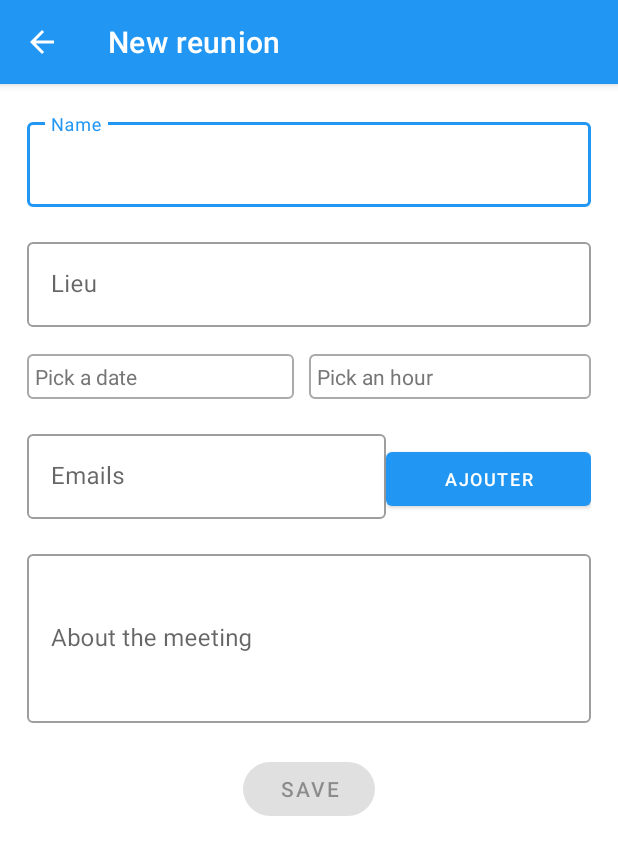
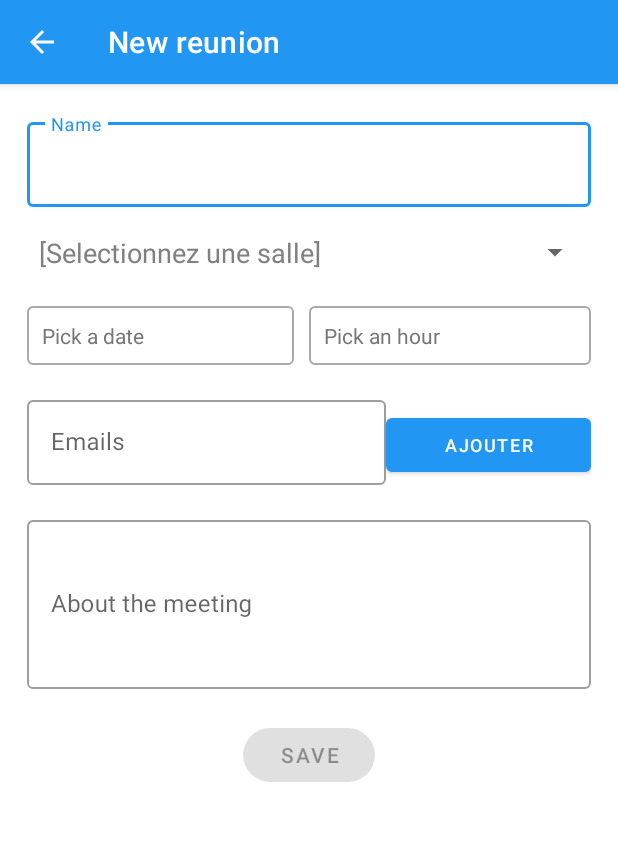
Before and after one commit to PaulineDev-code/Mareu, an Android app: the AddReuActivity screen opened directly, with no data from a screen before it, on a phone screen of 412 x 824 dp. Shown: the top 855 px of the screen. Run offline under Robolectric (Android 15) with nearby library versions, the phone set to English and light mode, and no system bars; our stand-ins replace ButterKnife; pictures from the network do not load.

Commit message:
Commit spinner rooms

```diff
--- a/app/src/main/java/com/openclassrooms/mareu/ui/AddReuActivity.java
+++ b/app/src/main/java/com/openclassrooms/mareu/ui/AddReuActivity.java
@@ -10,10 +10,13 @@ import android.text.TextWatcher;
 import android.util.Patterns;
 import android.view.MenuItem;
 import android.view.View;
+import android.widget.AdapterView;
+import android.widget.ArrayAdapter;
 import android.widget.Button;
 import android.widget.DatePicker;
 import android.widget.EditText;
 import android.widget.ImageView;
+import android.widget.Spinner;
 import android.widget.TextView;
 import android.widget.Toast;
 
@@ -30,13 +33,16 @@ import com.google.android.material.chip.ChipDrawable;
 import com.google.android.material.chip.ChipGroup;
 import com.google.android.material.textfield.TextInputEditText;
 import com.google.android.material.textfield.TextInputLayout;
+import com.google.android.material.textview.MaterialTextView;
 import com.openclassrooms.mareu.di.DI;
 import com.openclassrooms.mareu.model.Reunion;
 import com.openclassrooms.mareu.service.ReunionApiService;
 
 import java.text.SimpleDateFormat;
+import java.util.ArrayList;
 import java.util.Calendar;
 import java.util.Date;
+import java.util.List;
 import java.util.Locale;
 import java.util.Objects;
 
@@ -50,8 +56,6 @@ public class AddReuActivity extends AppCompatActivity {
     ImageView avatar;
     @BindView(R.id.nameLyt)
     TextInputLayout nameInput;
-    @BindView(R.id.lieuLyt)
-    TextInputLayout lieuInput;
     @BindView(R.id.aboutItLyt)
     TextInputLayout aboutItInput;
     @BindView(R.id.emailLyt)
@@ -65,6 +69,9 @@ public class AddReuActivity extends AppCompatActivity {
     private Calendar myCalendar;
     private TextView dateview;
     private Button addEmailButton;
+    private Spinner spinner;
+    private String[] roomsList= {"Mario", "Luigi", "Warrio", "Waluigi", "Boo", "DonkeyKong"};
+
 
     @Override
     protected void onCreate(Bundle savedInstanceState) {
@@ -77,6 +84,7 @@ public class AddReuActivity extends AppCompatActivity {
         init();
         getDate();
         setAddEmailButton();
+        initSpinner();
     }
 
     @Override
@@ -105,6 +113,28 @@ public class AddReuActivity extends AppCompatActivity {
             }
         });
 
+    }
+
+    private void initSpinner(){
+        spinner = (Spinner) findViewById(R.id.spinner);
+        spinner.setOnItemSelectedListener(new AdapterView.OnItemSelectedListener() {
+            @Override
+            public void onItemSelected(AdapterView<?> adapterView, View view, int i, long l) {
+
+            }
+
+            @Override
+            public void onNothingSelected(AdapterView<?> adapterView) {
+
+            }
+        });
+
+        ArrayAdapter arrayAdapter = new ArrayAdapter(this, android.R.layout.simple_spinner_item, roomsList);
+        arrayAdapter.setDropDownViewResource(android.R.layout.simple_spinner_dropdown_item);
+        spinner.setAdapter(new NothingSelectedSpinnerAdapter(
+                arrayAdapter, R.layout.contact_spinner_row_nothing_selected, this
+        ));
+        spinner.setPrompt("Sélectionnez une salle");
     }
 
     private void getDate(){
@@ -148,8 +178,8 @@ public class AddReuActivity extends AppCompatActivity {
                 final TextInputEditText email = findViewById(R.id.email);
                 final ChipGroup chipGroup = findViewById(R.id.chip_group);
 
-                final Chip chip = new Chip(getApplicationContext());
-                ChipDrawable drawable = ChipDrawable.createFromAttributes(getApplicationContext(), null, 0, R.style.Widget_MaterialComponents_Chip_Entry);
+                final Chip chip = new Chip(AddReuActivity.this);
+                ChipDrawable drawable = ChipDrawable.createFromAttributes(AddReuActivity.this, null, 0, R.style.Widget_MaterialComponents_Chip_Entry);
                 chip.setChipDrawable(drawable);
                 chip.setCheckable(false);
                 chip.setClickable(false);
@@ -183,7 +213,7 @@ public class AddReuActivity extends AppCompatActivity {
                 nameInput.getEditText().getText().toString(),
                 mNeighbourImage,
                 new Date(),
-                lieuInput.getEditText().getText().toString(),
+                spinner.getSelectedItem().toString(),
                 emailInput.getEditText().getText().toString(),
                 aboutItInput.getEditText().getText().toString()
         );
--- /dev/null
+++ b/app/src/main/java/com/openclassrooms/mareu/ui/NothingSelectedSpinnerAdapter.java
@@ -0,0 +1,161 @@
+package com.openclassrooms.mareu.ui;
+import android.content.Context;
+import android.database.DataSetObserver;
+import android.view.LayoutInflater;
+import android.view.View;
+import android.view.ViewGroup;
+import android.widget.ListAdapter;
+import android.widget.SpinnerAdapter;
+
+    /**
+     * Decorator Adapter to allow a Spinner to show a 'Nothing Selected...' initially
+     * displayed instead of the first choice in the Adapter.
+     */
+    public class NothingSelectedSpinnerAdapter implements SpinnerAdapter, ListAdapter {
+
+        protected static final int EXTRA = 1;
+        protected SpinnerAdapter adapter;
+        protected Context context;
+        protected int nothingSelectedLayout;
+        protected int nothingSelectedDropdownLayout;
+        protected LayoutInflater layoutInflater;
+
+        /**
+         * Use this constructor to have NO 'Select One...' item, instead use
+         * the standard prompt or nothing at all.
+         * @param spinnerAdapter wrapped Adapter.
+         * @param nothingSelectedLayout layout for nothing selected, perhaps
+         * you want text grayed out like a prompt...
+         * @param context
+         */
+        public NothingSelectedSpinnerAdapter(
+                SpinnerAdapter spinnerAdapter,
+                int nothingSelectedLayout, Context context) {
+
+            this(spinnerAdapter, nothingSelectedLayout, -1, context);
+        }
+
+        /**
+         * Use this constructor to Define your 'Select One...' layout as the first
+         * row in the returned choices.
+         * If you do this, you probably don't want a prompt on your spinner or it'll
+         * have two 'Select' rows.
+         * @param spinnerAdapter wrapped Adapter. Should probably return false for isEnabled(0)
+         * @param nothingSelectedLayout layout for nothing selected, perhaps you want
+         * text grayed out like a prompt...
+         * @param nothingSelectedDropdownLayout layout for your 'Select an Item...' in
+         * the dropdown.
+         * @param context
+         */
+        public NothingSelectedSpinnerAdapter(SpinnerAdapter spinnerAdapter,
+                                             int nothingSelectedLayout, int nothingSelectedDropdownLayout, Context context) {
+            this.adapter = spinnerAdapter;
+            this.context = context;
+            this.nothingSelectedLayout = nothingSelectedLayout;
+            this.nothingSelectedDropdownLayout = nothingSelectedDropdownLayout;
+            layoutInflater = LayoutInflater.from(context);
+        }
+
+        @Override
+        public final View getView(int position, View convertView, ViewGroup parent) {
+            // This provides the View for the Selected Item in the Spinner, not
+            // the dropdown (unless dropdownView is not set).
+            if (position == 0) {
+                return getNothingSelectedView(parent);
+            }
+            return adapter.getView(position - EXTRA, null, parent); // Could re-use
+            // the convertView if possible.
+        }
+
+        /**
+         * View to show in Spinner with Nothing Selected
+         * Override this to do something dynamic... e.g. "37 Options Found"
+         * @param parent
+         * @return
+         */
+        protected View getNothingSelectedView(ViewGroup parent) {
+            return layoutInflater.inflate(nothingSelectedLayout, parent, false);
+        }
+
+        @Override
+        public View getDropDownView(int position, View convertView, ViewGroup parent) {
+            // Android BUG! http://code.google.com/p/android/issues/detail?id=17128 -
+            // Spinner does not support multiple view types
+            if (position == 0) {
+                return nothingSelectedDropdownLayout == -1 ?
+                        new View(context) :
+                        getNothingSelectedDropdownView(parent);
+            }
+
+            // Could re-use the convertView if possible, use setTag...
+            return adapter.getDropDownView(position - EXTRA, null, parent);
+        }
+
+        /**
+         * Override this to do something dynamic... For example, "Pick your favorite
+         * of these 37".
+         * @param parent
+         * @return
+         */
+        protected View getNothingSelectedDropdownView(ViewGroup parent) {
+            return layoutInflater.inflate(nothingSelectedDropdownLayout, parent, false);
+        }
+
+        @Override
+        public int getCount() {
+            int count = adapter.getCount();
+            return count == 0 ? 0 : count + EXTRA;
+        }
+
+        @Override
+        public Object getItem(int position) {
+            return position == 0 ? null : adapter.getItem(position - EXTRA);
+        }
+
+        @Override
+        public int getItemViewType(int position) {
+            return 0;
+        }
+
+        @Override
+        public int getViewTypeCount() {
+            return 1;
+        }
+
+        @Override
+        public long getItemId(int position) {
+            return position >= EXTRA ? adapter.getItemId(position - EXTRA) : position - EXTRA;
+        }
+
+        @Override
+        public boolean hasStableIds() {
+            return adapter.hasStableIds();
+        }
+
+        @Override
+        public boolean isEmpty() {
+            return adapter.isEmpty();
+        }
+
+        @Override
+        public void registerDataSetObserver(DataSetObserver observer) {
+            adapter.registerDataSetObserver(observer);
+        }
+
+        @Override
+        public void unregisterDataSetObserver(DataSetObserver observer) {
+            adapter.unregisterDataSetObserver(observer);
+        }
+
+        @Override
+        public boolean areAllItemsEnabled() {
+            return false;
+        }
+
+        @Override
+        public boolean isEnabled(int position) {
+            return position != 0; // Don't allow the 'nothing selected'
+            // item to be picked.
+        }
+
+    }
--- a/app/src/main/res/layout/activity_add_reu.xml
+++ b/app/src/main/res/layout/activity_add_reu.xml
@@ -41,21 +41,14 @@
                 android:inputType="textPersonName" />
         </com.google.android.material.textfield.TextInputLayout>
 
-        <com.google.android.material.textfield.TextInputLayout
-            android:id="@+id/lieuLyt"
-            style="@style/Widget.MaterialComponents.TextInputLayout.OutlinedBox"
+
+        <Spinner
+            android:id="@+id/spinner"
             android:layout_width="match_parent"
             android:layout_height="wrap_content"
-            android:layout_marginTop="18dp">
-
-            <com.google.android.material.textfield.TextInputEditText
-                android:id="@+id/lieu"
-                android:layout_width="match_parent"
-                android:layout_height="wrap_content"
-                android:ems="10"
-                android:hint="Lieu"
-                android:inputType="phone" />
-        </com.google.android.material.textfield.TextInputLayout>
+            android:layout_marginTop="18dp"
+            android:layout_marginBottom="5dp">
+        </Spinner>
 
         <LinearLayout
             android:layout_width="match_parent"
@@ -68,7 +61,7 @@
             android:layout_width="wrap_content"
             android:layout_height="wrap_content"
             android:layout_weight="1"
-            android:padding="5dp"
+            android:padding="10dp"
             android:background="@drawable/custom_date_background"
             android:clickable="true"
             android:inputType="none"
@@ -82,7 +75,7 @@
             android:layout_height="wrap_content"
             android:layout_marginLeft="10dp"
             android:layout_weight="1"
-            android:padding="5dp"
+            android:padding="10dp"
             android:background="@drawable/custom_date_background"
             android:clickable="true"
             android:inputType="none"
--- /dev/null
+++ b/app/src/main/res/layout/contact_spinner_row_nothing_selected.xml
@@ -0,0 +1,11 @@
+<?xml version="1.0" encoding="utf-8"?>
+<TextView xmlns:android="http://schemas.android.com/apk/res/android"
+    android:id="@android:id/text1"
+    style="?android:attr/spinnerItemStyle"
+    android:singleLine="true"
+    android:layout_width="match_parent"
+    android:layout_height="wrap_content"
+    android:ellipsize="marquee"
+    android:textSize="18sp"
+    android:textColor="#808080"
+    android:text="[Selectionnez une salle]" />
```
